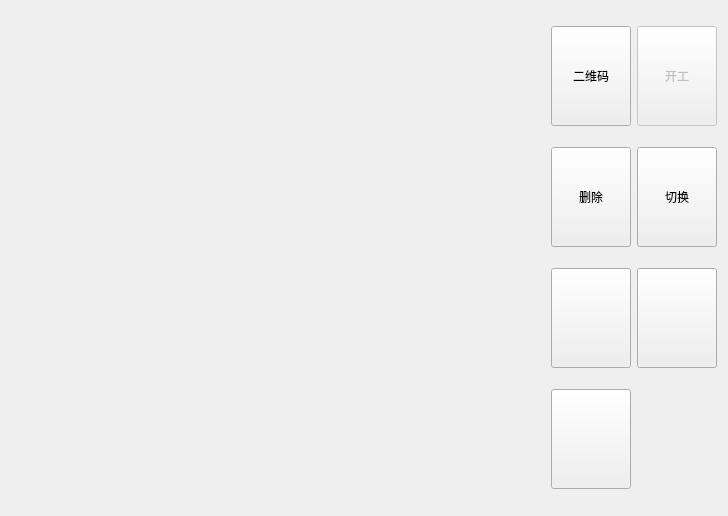
Above: createtab/start_finish_work.ui from wangxu989/QTcheck-worker before the change. Below: the same form after it.
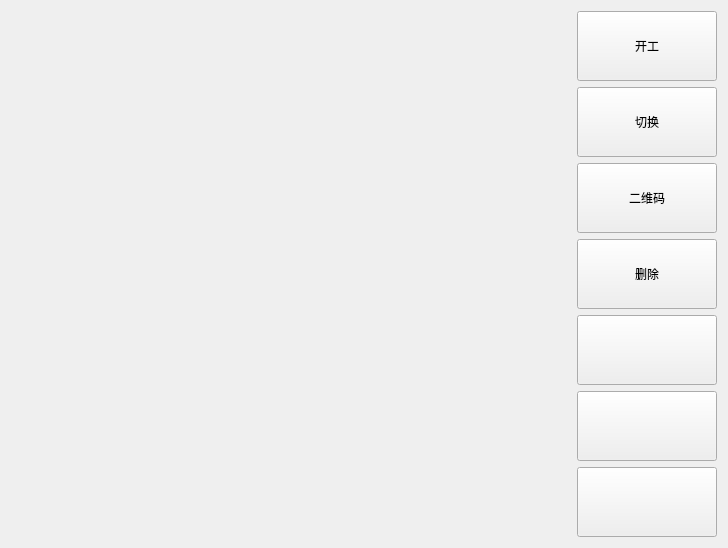
That is the form after the change. Icons and pictures are not drawn.

Diff of the .ui file:
```diff
--- a/createtab/start_finish_work.ui
+++ b/createtab/start_finish_work.ui
@@ -13,7 +13,7 @@
   <property name="windowTitle">
    <string>Form</string>
   </property>
-  <layout class="QHBoxLayout" name="horizontalLayout" stretch="10,1">
+  <layout class="QHBoxLayout" name="horizontalLayout" stretch="4,1">
    <item>
     <widget class="QWidget" name="widget" native="true">
      <property name="minimumSize">
@@ -25,35 +25,16 @@
     </widget>
    </item>
    <item>
-    <layout class="QGridLayout" name="gridLayout">
-     <item row="0" column="0">
-      <widget class="QPushButton" name="pushButton_3">
-       <property name="minimumSize">
-        <size>
-         <width>0</width>
-         <height>100</height>
-        </size>
-       </property>
-       <property name="text">
-        <string>二维码</string>
-       </property>
-       <property name="iconSize">
-        <size>
-         <width>60</width>
-         <height>100</height>
-        </size>
-       </property>
-      </widget>
-     </item>
-     <item row="0" column="1">
+    <layout class="QVBoxLayout" name="verticalLayout">
+     <item>
       <widget class="QPushButton" name="pushButton">
        <property name="enabled">
-        <bool>false</bool>
+        <bool>true</bool>
        </property>
        <property name="minimumSize">
         <size>
          <width>0</width>
-         <height>100</height>
+         <height>70</height>
         </size>
        </property>
        <property name="text">
@@ -61,25 +42,12 @@
        </property>
       </widget>
      </item>
-     <item row="1" column="0">
-      <widget class="QPushButton" name="pushButton_5">
-       <property name="minimumSize">
-        <size>
-         <width>0</width>
-         <height>100</height>
-        </size>
-       </property>
-       <property name="text">
-        <string>删除</string>
-       </property>
-      </widget>
-     </item>
-     <item row="1" column="1">
+     <item>
       <widget class="QPushButton" name="pushButton_2">
        <property name="minimumSize">
         <size>
          <width>0</width>
-         <height>100</height>
+         <height>70</height>
         </size>
        </property>
        <property name="text">
@@ -87,12 +55,44 @@
        </property>
       </widget>
      </item>
-     <item row="2" column="0">
+     <item>
+      <widget class="QPushButton" name="pushButton_3">
+       <property name="minimumSize">
+        <size>
+         <width>0</width>
+         <height>70</height>
+        </size>
+       </property>
+       <property name="text">
+        <string>二维码</string>
+       </property>
+       <property name="iconSize">
+        <size>
+         <width>60</width>
+         <height>100</height>
+        </size>
+       </property>
+      </widget>
+     </item>
+     <item>
+      <widget class="QPushButton" name="pushButton_5">
+       <property name="minimumSize">
+        <size>
+         <width>0</width>
+         <height>70</height>
+        </size>
+       </property>
+       <property name="text">
+        <string>删除</string>
+       </property>
+      </widget>
+     </item>
+     <item>
       <widget class="QPushButton" name="pushButton_6">
        <property name="minimumSize">
         <size>
          <width>0</width>
-         <height>100</height>
+         <height>70</height>
         </size>
        </property>
        <property name="text">
@@ -105,40 +105,17 @@
        <property name="iconSize">
         <size>
          <width>60</width>
-         <height>80</height>
-        </size>
-       </property>
-      </widget>
-     </item>
-     <item row="2" column="1">
-      <widget class="QPushButton" name="pushButton_4">
-       <property name="minimumSize">
-        <size>
-         <width>0</width>
-         <height>100</height>
-        </size>
-       </property>
-       <property name="text">
-        <string/>
-       </property>
-       <property name="icon">
-        <iconset resource="img.qrc">
-         <normaloff>:/new/prefix1/img/exit.png</normaloff>:/new/prefix1/img/exit.png</iconset>
-       </property>
-       <property name="iconSize">
-        <size>
-         <width>16</width>
          <height>30</height>
         </size>
        </property>
       </widget>
      </item>
-     <item row="3" column="0">
+     <item>
       <widget class="QPushButton" name="pushButton_7">
        <property name="minimumSize">
         <size>
          <width>0</width>
-         <height>100</height>
+         <height>70</height>
         </size>
        </property>
        <property name="text">
@@ -151,7 +128,30 @@
        <property name="iconSize">
         <size>
          <width>60</width>
-         <height>80</height>
+         <height>30</height>
+        </size>
+       </property>
+      </widget>
+     </item>
+     <item>
+      <widget class="QPushButton" name="pushButton_4">
+       <property name="minimumSize">
+        <size>
+         <width>0</width>
+         <height>70</height>
+        </size>
+       </property>
+       <property name="text">
+        <string/>
+       </property>
+       <property name="icon">
+        <iconset resource="img.qrc">
+         <normaloff>:/new/prefix1/img/exit.png</normaloff>:/new/prefix1/img/exit.png</iconset>
+       </property>
+       <property name="iconSize">
+        <size>
+         <width>30</width>
+         <height>30</height>
         </size>
        </property>
       </widget>
```
